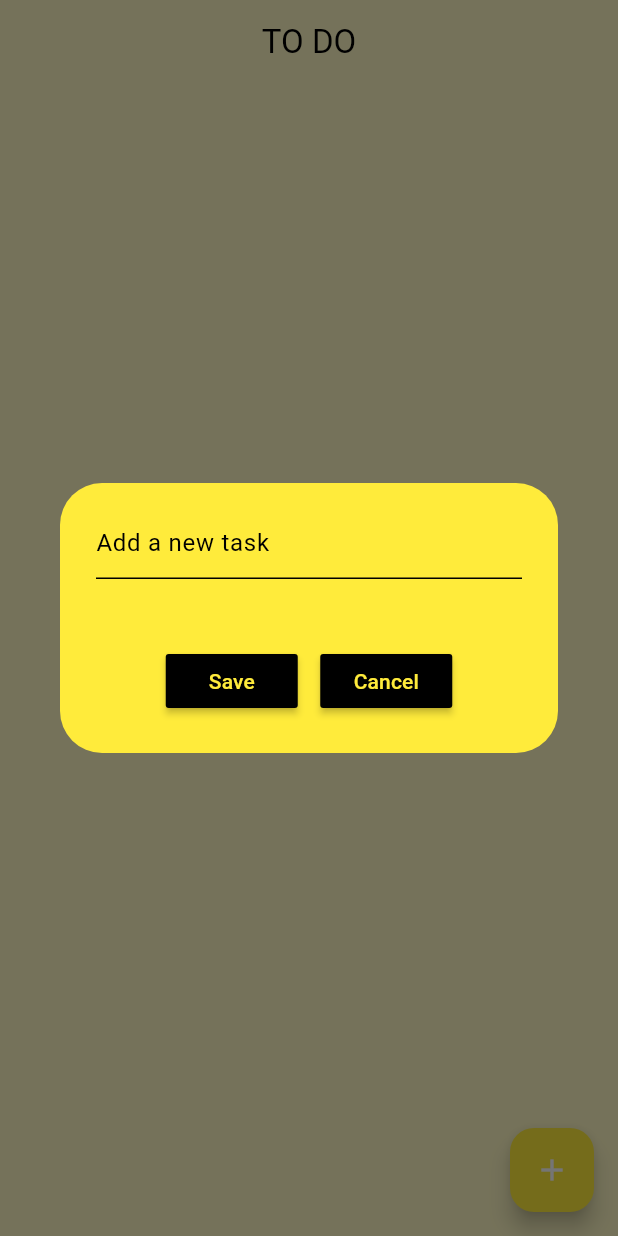
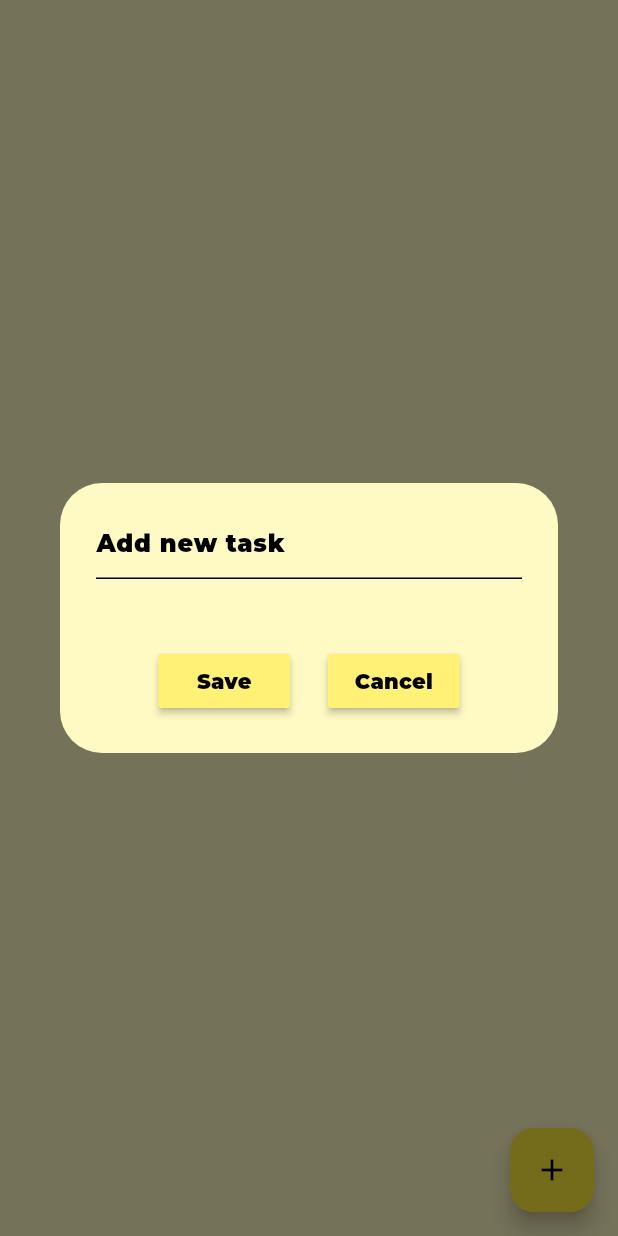
Before and after one commit to ahmed-nasser-bk/todo_app, a Flutter app: the screen it shows after launch, after a tap on the "add" icon, on a phone screen of 412 x 824 dp. Run offline on Flutter 3.47's test engine with Material 3 defaults, Android fonts, the phone set to English and light mode, and no system bars; our stand-ins replace flutter_slidable.

```diff
--- a/lib/dialog_box.dart
+++ b/lib/dialog_box.dart
@@ -16,7 +16,7 @@ class DialogBox extends StatelessWidget {
   @override
   Widget build(BuildContext context) {
     return AlertDialog(
-      backgroundColor: Theme.of(context).colorScheme.primary,
+      backgroundColor: Theme.of(context).colorScheme.surface,
       content: Container(
         height: 140,
         child: Column(
@@ -30,7 +30,7 @@ class DialogBox extends StatelessWidget {
                   focusedBorder: OutlineInputBorder(
                     borderSide: BorderSide(color: Theme.of(context).colorScheme.secondary)
                   ),
-                  hintText: 'Add a new task',
+                  hintText: 'Add new task',
                 ),
               ),
             ),
@@ -39,22 +39,22 @@ class DialogBox extends StatelessWidget {
               children: [
                 MaterialButton(
                   onPressed: onSave,
-                  color: Theme.of(context).colorScheme.secondary,
+                  color: Theme.of(context).colorScheme.primary,
                   child: Text(
                     'Save',
                     style: TextStyle(
-                      color: Theme.of(context).colorScheme.primary
+                      color: Theme.of(context).colorScheme.secondary
                     ),
                   ),
                 ),
-                const SizedBox(width: 15,),
+                const SizedBox(width: 25,),
                 MaterialButton(
                   onPressed: (() => Navigator.of(context).pop()),
-                  color: Theme.of(context).colorScheme.secondary,
+                  color: Theme.of(context).colorScheme.primary,
                   child: Text(
                     'Cancel',
                     style: TextStyle(
-                      color: Theme.of(context).colorScheme.primary,
+                      color: Theme.of(context).colorScheme.secondary,
                     ),
                   ),
                 ),
--- a/lib/home_page.dart
+++ b/lib/home_page.dart
@@ -42,14 +42,9 @@ class _HomePageState extends State<HomePage> {
 
   @override
   Widget build(BuildContext context) {
-    return Scaffold(
+    return SafeArea(
+      child: Scaffold(
         backgroundColor: Theme.of(context).colorScheme.surface,
-      appBar: AppBar(
-        title: const Text('TO DO'),
-        centerTitle: true,
-        elevation: 0,
-        foregroundColor: Theme.of(context).colorScheme.onSecondary,
-      ),
         floatingActionButton: FloatingActionButton(
           onPressed: () {
             showDialog(
@@ -77,6 +72,7 @@ class _HomePageState extends State<HomePage> {
             );
           }
         ),
+      ),
     );
   }
 }
--- a/lib/themes.dart
+++ b/lib/themes.dart
@@ -6,13 +6,15 @@ class ThemeClass {
     brightness: Brightness.light,
     floatingActionButtonTheme: const FloatingActionButtonThemeData(
       backgroundColor: Colors.yellow,
+      foregroundColor: Colors.black
     ),
     colorScheme: ColorScheme.light(
       surface: Colors.yellow.shade100,
-      primary: Colors.yellow,
+      primary: Colors.yellow.shade300,
       secondary: Colors.black,
       onSecondary: Colors.black,
     ),
+    fontFamily: 'Montserrat'
   );
 
   static ThemeData darkTheme = ThemeData(
```
Also changed, not shown: pubspec.yaml (+5 -12 lines), fonts/Montserrat-Black.ttf (added), fonts/Montserrat-Regular.ttf (added), pubspec.lock, 5 other files. Lines whose indentation alone changed are shown as unchanged.
